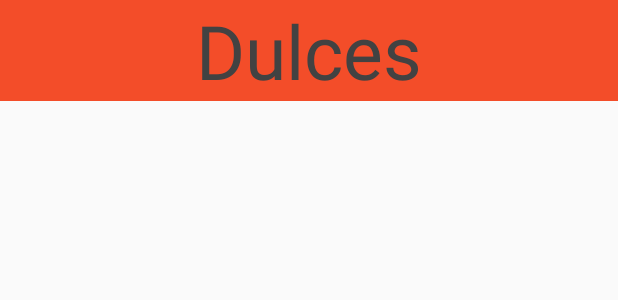
After one commit to rolandoibl/Leonappdita, an Android app: the layout fragment_dulces.xml on its own in the app's theme, with its tools: preview values and no code run, on a phone screen of 412 x 824 dp. The commit adds this screen. Shown: the top 300 px of the screen. Run offline under Robolectric (Android 15) with nearby library versions, the phone set to English and light mode, and no system bars.

Commit message:
Se agregaron los fragments a comida

```diff
--- /dev/null
+++ b/app/src/main/res/layout/fragment_dulces.xml
@@ -0,0 +1,24 @@
+<?xml version="1.0" encoding="utf-8"?>
+<LinearLayout xmlns:android="http://schemas.android.com/apk/res/android"
+    android:orientation="vertical" android:layout_width="match_parent"
+    android:layout_height="match_parent">
+
+
+    <TextView
+        android:id="@+id/dulcesfragTxtvTitulo"
+        android:layout_width="match_parent"
+        android:layout_height="wrap_content"
+        android:textSize="50sp"
+        android:text="Dulces"
+        android:textAlignment="center"
+        android:layout_gravity="center"
+        android:background="#F34D29"
+        android:textColor="@color/cardview_dark_background"/>
+
+    <androidx.recyclerview.widget.RecyclerView
+        android:layout_width="match_parent"
+        android:layout_height="match_parent"
+        android:id="@+id/rcvFragDulcesProducto"
+        />
+
+</LinearLayout>
--- a/build.gradle
+++ b/build.gradle
@@ -7,7 +7,7 @@ buildscript {
 
     }
     dependencies {
-        classpath 'com.android.tools.build:gradle:3.6.3'
+        classpath 'com.android.tools.build:gradle:4.0.0'
         classpath 'com.google.gms:google-services:4.3.3'
 
         // NOTE: Do not place your application dependencies here; they belong
```
Also changed, not shown: app/src/main/java/com/example/leonappdita/Fragments/Comida/ComidaFragment.java (+6 -3 lines), app/src/main/java/com/example/leonappdita/Fragments/Comida/DulcesFragment.java (added, +69 -0 lines), app/src/main/java/com/example/leonappdita/Fragments/Comida/LunchFragment.java (added, +69 -0 lines), app/src/main/java/com/example/leonappdita/Fragments/Comida/PostresFragment.java (added, +70 -0 lines), app/src/main/res/layout/fragment_lunch.xml (added, +24 -0 lines), app/src/main/res/layout/fragment_postres.xml (added, +24 -0 lines), gradle/wrapper/gradle-wrapper.properties.
